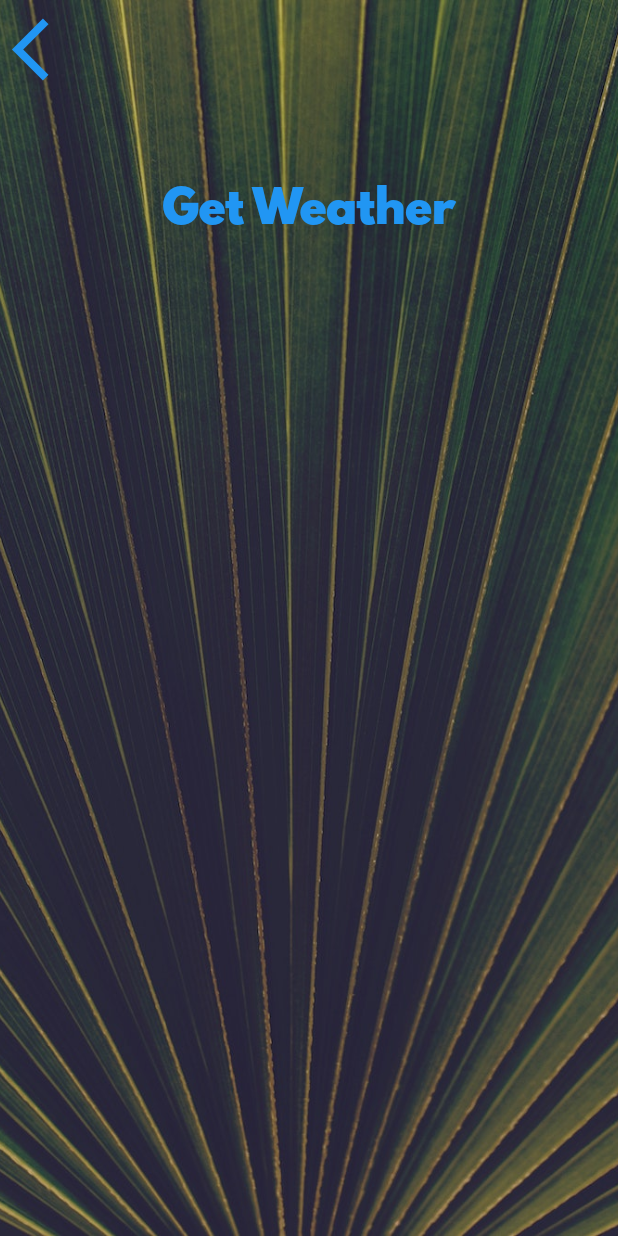
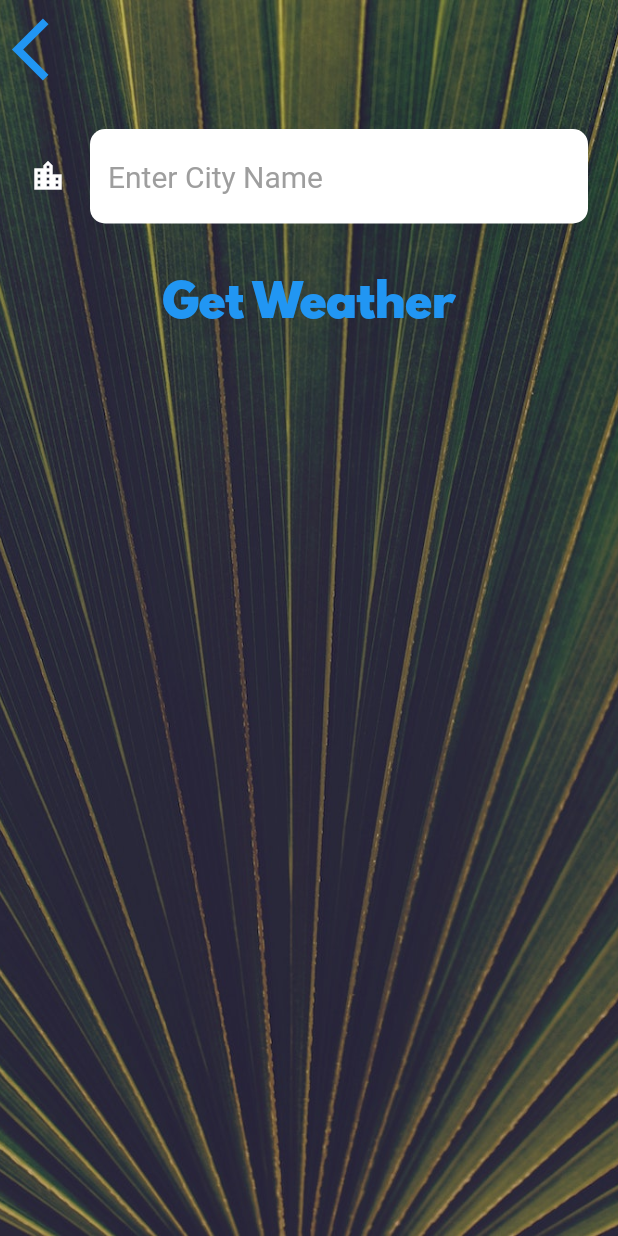
Before and after one commit to luciferro01/Clima, a Flutter app: the CityScreen screen opened directly, on a phone screen of 412 x 824 dp. Run offline on Flutter 3.47's test engine with Material 2 defaults, Android fonts, the phone set to English and light mode, and no system bars; our stand-ins replace flutter_spinkit, geolocator.

Commit message:
Added city screen to the app

```diff
--- a/lib/screens/city_screen.dart
+++ b/lib/screens/city_screen.dart
@@ -10,6 +10,7 @@ class CityScreen extends StatefulWidget {
 }
 
 class _CityScreenState extends State<CityScreen> {
+  late String cityName;
   @override
   Widget build(BuildContext context) {
     return Scaffold(
@@ -36,10 +37,38 @@ class _CityScreenState extends State<CityScreen> {
               ),
               Container(
                 padding: const EdgeInsets.all(20.0),
-                child: null,
+                child: TextField(
+                  style: const TextStyle(
+                    color: Colors.cyan,
+                    fontSize: 20,
+                  ),
+                  decoration: const InputDecoration(
+                    filled: true,
+                    fillColor: Colors.white,
+                    icon: Icon(
+                      Icons.location_city,
+                      color: Colors.white,
+                    ),
+                    hintText: 'Enter City Name',
+                    hintStyle: TextStyle(
+                      color: Colors.grey,
+                    ),
+                    border: OutlineInputBorder(
+                      borderRadius: BorderRadius.all(
+                        Radius.circular(10.0),
+                      ),
+                      borderSide: BorderSide.none,
+                    ),
+                  ),
+                  onChanged: (value) {
+                    cityName = value;
+                  },
+                ),
               ),
               TextButton(
-                onPressed: () {},
+                onPressed: () {
+                  Navigator.pop(context, cityName);
+                },
                 child: const Text(
                   'Get Weather',
                   style: kButtonTextStyle,
```
Also changed, not shown: lib/screens/location_screen.dart (+9 -1 lines).
